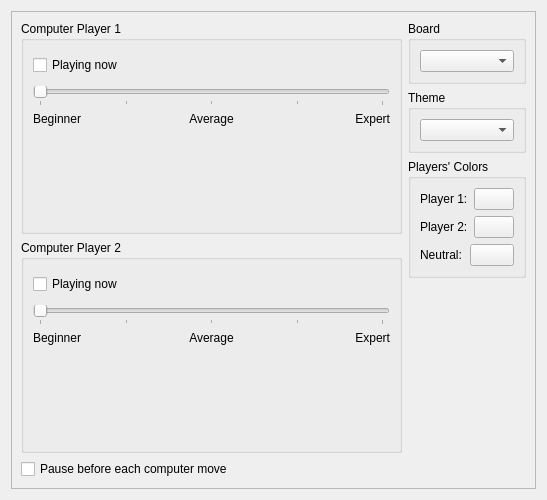
Qt form src/settings.ui (KDE/kdominate) before a commit.
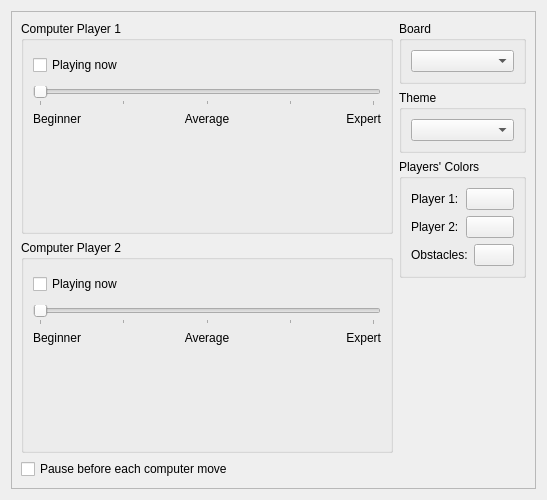
The same form after that commit. Custom widgets are drawn as their Qt base class.

The edit to the form file:
```diff
--- a/src/settings.ui
+++ b/src/settings.ui
@@ -301,7 +301,7 @@
              <item>
               <widget class="QLabel" name="label_8">
                <property name="text">
-                <string>Neutral:</string>
+                <string>Obstacles:</string>
                </property>
               </widget>
              </item>
```
